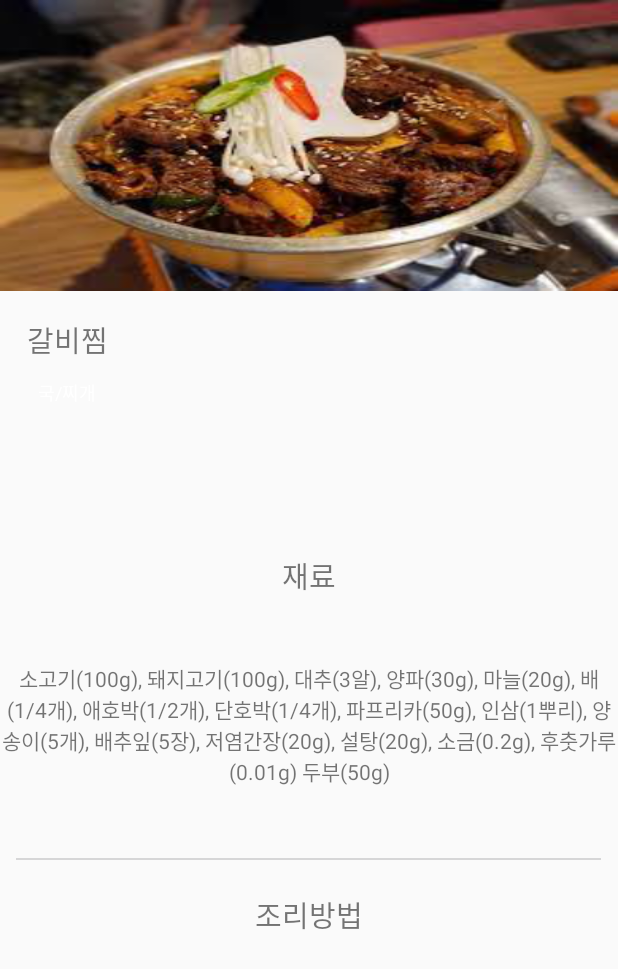
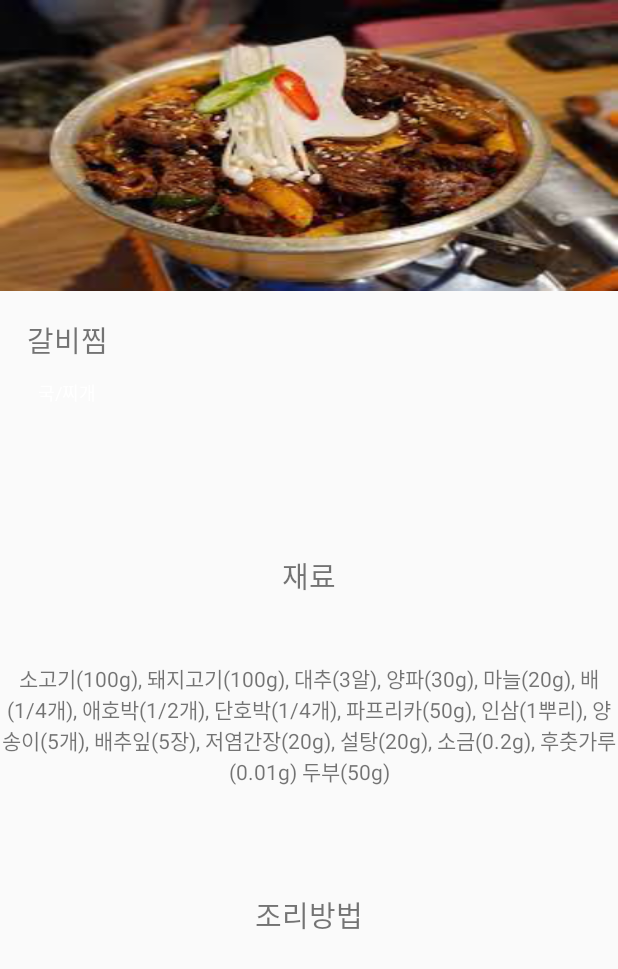
Before and after one commit to KakaoNing/SuwonFood, an Android app: the layout activity_ddetail.xml on its own in the app's theme, with its tools: preview values and no code run, on a phone screen of 412 x 824 dp. Shown: the top 969 px of the screen. Run offline under Robolectric (Android 15) with nearby library versions, the phone set to English and light mode, and no system bars.

Commit message:
리스트뷰로 레시피 내용 불러오기 성공!

```diff
--- a/app/src/main/res/layout/activity_ddetail.xml
+++ b/app/src/main/res/layout/activity_ddetail.xml
@@ -107,8 +107,7 @@
                 android:id="@+id/view3"
                 android:layout_width="390dp"
                 android:layout_height="1dp"
-                android:layout_gravity="center"
-                android:background="@color/gray_1" />
+                android:layout_gravity="center" />
 
             <TextView
                 android:id="@+id/textViewW"
--- a/app/src/main/res/layout/activity_recipe4.xml
+++ b/app/src/main/res/layout/activity_recipe4.xml
@@ -14,7 +14,8 @@
         android:layout_height="wrap_content"
         android:text="load data from network"
         android:textAllCaps="false"
-        android:onClick="mOnClick"/>
+        android:onClick="mOnClick" />
+
     <ListView
         android:id="@+id/listview"
         android:layout_width="match_parent"
```
Also changed, not shown: app/src/main/java/com/example/myapplication/RecipeActivity4.kt (+6 -6 lines).
